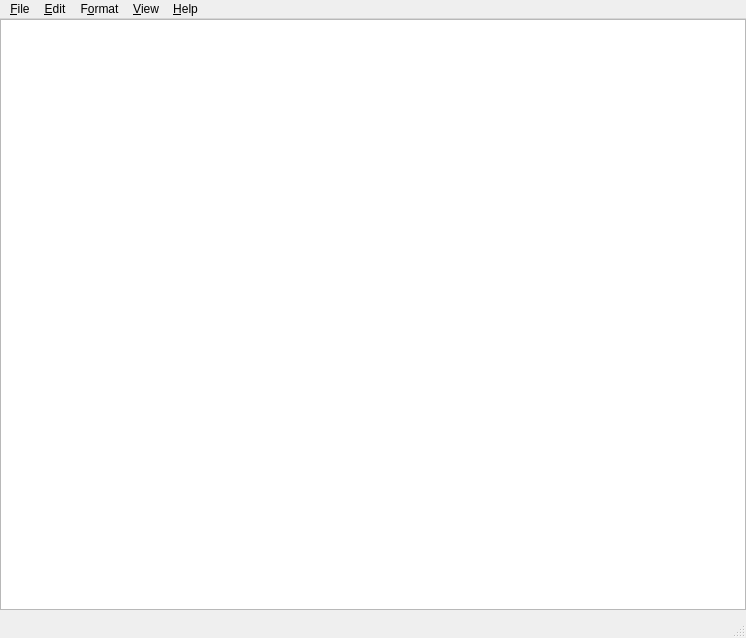
dbarshan/MyPad, file Qt/mainwindow.ui: the form before one commit.
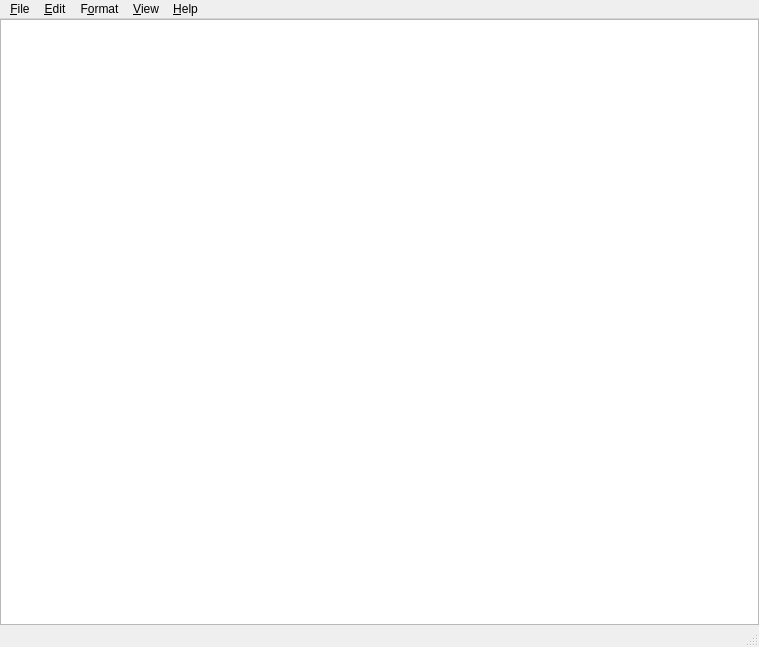
The form after the commit. Icons and pictures are not drawn.

What changed in the file:
```diff
--- a/Qt/mainwindow.ui
+++ b/Qt/mainwindow.ui
@@ -6,10 +6,16 @@
    <rect>
     <x>0</x>
     <y>0</y>
-    <width>746</width>
-    <height>638</height>
+    <width>759</width>
+    <height>647</height>
    </rect>
   </property>
+  <property name="sizePolicy">
+   <sizepolicy hsizetype="Expanding" vsizetype="Expanding">
+    <horstretch>0</horstretch>
+    <verstretch>0</verstretch>
+   </sizepolicy>
+  </property>
   <property name="windowTitle">
    <string>MyPad</string>
   </property>
@@ -18,15 +24,30 @@
     <normaloff>../../Desktop/myPad4.ico</normaloff>../../Desktop/myPad4.ico</iconset>
   </property>
   <widget class="QWidget" name="centralWidget">
+   <property name="sizePolicy">
+    <sizepolicy hsizetype="Expanding" vsizetype="Expanding">
+     <horstretch>0</horstretch>
+     <verstretch>0</verstretch>
+    </sizepolicy>
+   </property>
+   <layout class="QHBoxLayout" name="horizontalLayout">
+    <property name="sizeConstraint">
+     <enum>QLayout::SetDefaultConstraint</enum>
+    </property>
+    <property name="leftMargin">
+     <number>0</number>
+    </property>
+    <property name="topMargin">
+     <number>0</number>
+    </property>
+    <property name="rightMargin">
+     <number>0</number>
+    </property>
+    <property name="bottomMargin">
+     <number>0</number>
+    </property>
+    <item>
    <widget class="QPlainTextEdit" name="plainTextEdit">
-    <property name="geometry">
-     <rect>
-      <x>0</x>
-      <y>0</y>
-      <width>746</width>
-      <height>591</height>
-     </rect>
-    </property>
     <property name="font">
      <font>
       <family>Consolas</family>
@@ -37,13 +58,15 @@
      <enum>QPlainTextEdit::NoWrap</enum>
     </property>
    </widget>
+    </item>
+   </layout>
   </widget>
   <widget class="QMenuBar" name="menuBar">
    <property name="geometry">
     <rect>
      <x>0</x>
      <y>0</y>
-     <width>746</width>
+     <width>759</width>
      <height>21</height>
     </rect>
    </property>
```
Left out of the diff: 12 changed lines with no effect on the pictures. Lines whose indentation alone changed are shown as unchanged.
